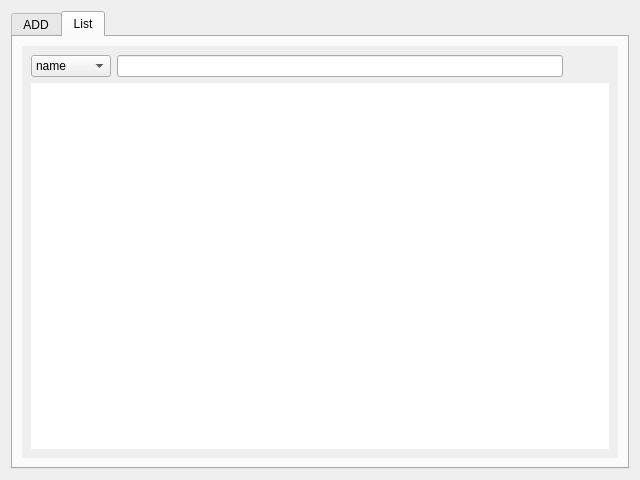
The window that widgets/store.ui (abdulroufsidhu/bms) describes before a commit, drawn with Qt 5.
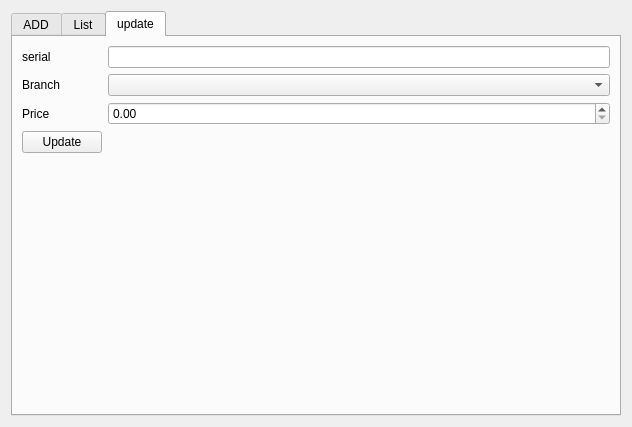
The same window after the commit. Icons and pictures are not drawn.

Patch:
```diff
--- a/widgets/store.ui
+++ b/widgets/store.ui
@@ -6,8 +6,8 @@
    <rect>
     <x>0</x>
     <y>0</y>
-    <width>640</width>
-    <height>480</height>
+    <width>632</width>
+    <height>427</height>
    </rect>
   </property>
   <property name="windowTitle">
@@ -20,7 +20,7 @@
       <cursorShape>ArrowCursor</cursorShape>
      </property>
      <property name="currentIndex">
-      <number>1</number>
+      <number>2</number>
      </property>
      <property name="iconSize">
       <size>
@@ -50,8 +50,8 @@
            <rect>
             <x>0</x>
             <y>0</y>
-            <width>600</width>
-            <height>410</height>
+            <width>592</width>
+            <height>357</height>
            </rect>
           </property>
           <layout class="QGridLayout" name="gridLayout_3">
@@ -266,12 +266,14 @@
            <rect>
             <x>0</x>
             <y>0</y>
-            <width>600</width>
-            <height>410</height>
+            <width>592</width>
+            <height>357</height>
            </rect>
           </property>
           <layout class="QGridLayout" name="gridLayout_5">
            <item row="0" column="0">
+            <layout class="QVBoxLayout" name="verticalLayout">
+             <item>
             <layout class="QHBoxLayout" name="horizontalLayout_3">
              <item>
               <widget class="QComboBox" name="cb_list_filter">
@@ -310,7 +312,8 @@
                 <string/>
                </property>
                <property name="icon">
-                <iconset theme="search"/>
+                  <iconset theme="search">
+                   <normaloff>.</normaloff>.</iconset>
                </property>
                <property name="iconSize">
                 <size>
@@ -325,6 +328,11 @@
              </item>
             </layout>
            </item>
+             <item>
+              <widget class="QComboBox" name="cb_list_branches"/>
+             </item>
+            </layout>
+           </item>
            <item row="1" column="0">
             <widget class="QListWidget" name="lw_items">
              <property name="frameShape">
@@ -338,6 +346,87 @@
        </item>
       </layout>
      </widget>
+     <widget class="QWidget" name="tab_update">
+      <attribute name="icon">
+       <iconset theme="up"/>
+      </attribute>
+      <attribute name="title">
+       <string>update</string>
+      </attribute>
+      <layout class="QGridLayout" name="gridLayout_6">
+       <item row="0" column="0">
+        <layout class="QFormLayout" name="formLayout_2">
+         <item row="0" column="0">
+          <widget class="QLabel" name="label_10">
+           <property name="text">
+            <string>serial</string>
+           </property>
+          </widget>
+         </item>
+         <item row="0" column="1">
+          <widget class="QLineEdit" name="le_update_serial"/>
+         </item>
+         <item row="2" column="0">
+          <widget class="QLabel" name="label_11">
+           <property name="text">
+            <string>Price</string>
+           </property>
+          </widget>
+         </item>
+         <item row="2" column="1">
+          <widget class="QDoubleSpinBox" name="sb_update_price">
+           <property name="maximum">
+            <double>99999999.000000000000000</double>
+           </property>
+          </widget>
+         </item>
+         <item row="3" column="0">
+          <widget class="QPushButton" name="btn_update_item">
+           <property name="text">
+            <string>Update</string>
+           </property>
+          </widget>
+         </item>
+         <item row="1" column="0">
+          <widget class="QLabel" name="label_12">
+           <property name="sizePolicy">
+            <sizepolicy hsizetype="Preferred" vsizetype="Preferred">
+             <horstretch>0</horstretch>
+             <verstretch>0</verstretch>
+            </sizepolicy>
+           </property>
+           <property name="text">
+            <string>Branch</string>
+           </property>
+          </widget>
+         </item>
+         <item row="1" column="1">
+          <widget class="QComboBox" name="cb_update_branch">
+           <property name="sizePolicy">
+            <sizepolicy hsizetype="Expanding" vsizetype="Fixed">
+             <horstretch>0</horstretch>
+             <verstretch>0</verstretch>
+            </sizepolicy>
+           </property>
+          </widget>
+         </item>
+        </layout>
+       </item>
+       <item row="1" column="0">
+        <spacer name="verticalSpacer">
+         <property name="orientation">
+          <enum>Qt::Vertical</enum>
+         </property>
+         <property name="sizeHint" stdset="0">
+          <size>
+           <width>20</width>
+           <height>172</height>
+          </size>
+         </property>
+        </spacer>
+       </item>
+      </layout>
+     </widget>
     </widget>
    </item>
   </layout>
```
Lines whose indentation alone changed are shown as unchanged.
